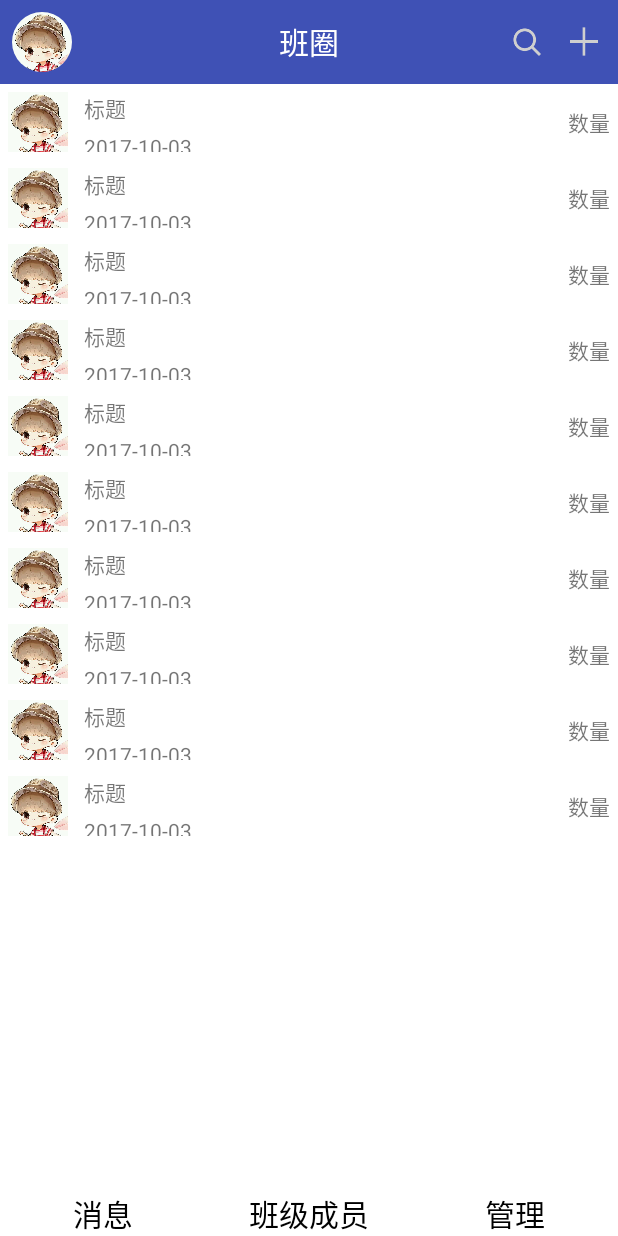
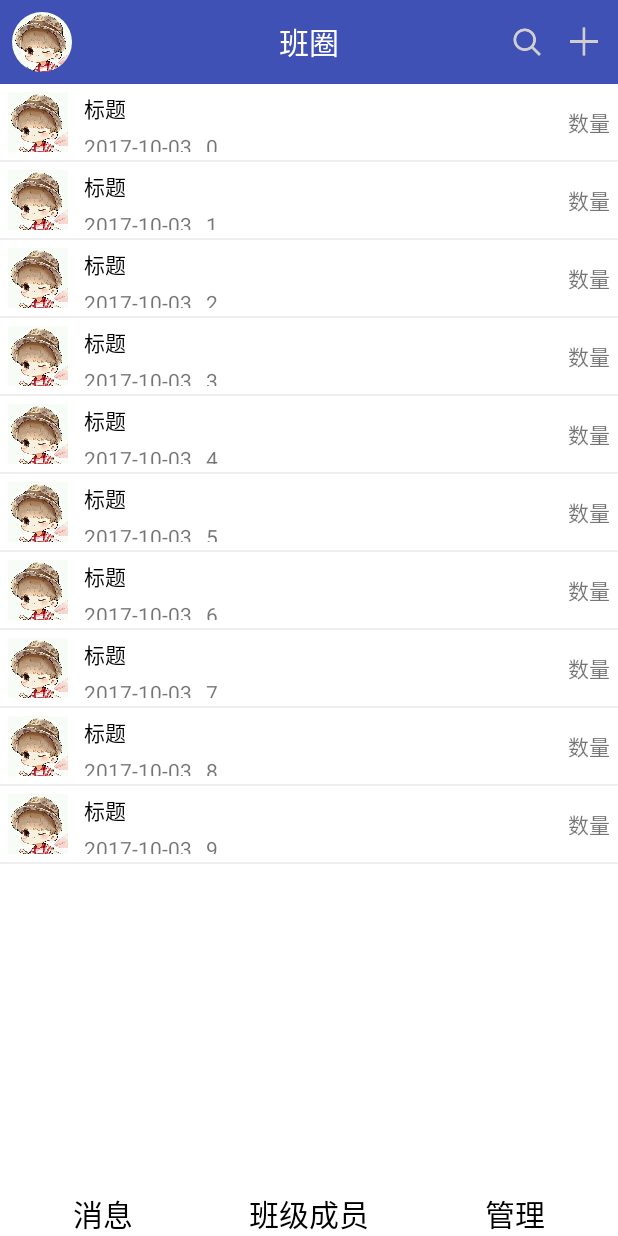
Before and after one commit to WJX2015/ClassManager, an Android app: the MessageFragment screen opened directly, with no data from a screen before it, on a phone screen of 412 x 824 dp. Run offline under Robolectric (Android 15) with nearby library versions, the phone set to English and light mode, and no system bars; our stand-ins replace CircleImageView; libraries missing offline, so code that uses them is left out: cn.bmob.v3, q.rorbin.badgeview; 2 statements that could not run were skipped.

Commit message:
消息界面的设计

```diff
--- a/app/build.gradle
+++ b/app/build.gradle
@@ -31,6 +31,7 @@ dependencies {
     compile 'com.github.bumptech.glide:glide:3.7.0'
     compile 'com.android.support:cardview-v7:25.3.1'
     compile 'cn.bmob.android:bmob-sdk:3.5.0'
+    compile 'q.rorbin:badgeview:1.1.3'
     compile 'com.android.support.constraint:constraint-layout:1.0.0-beta4'
     testCompile 'junit:junit:4.12'
 }
--- a/app/src/main/java/wjx/classmanager/activity/MainActivity.java
+++ b/app/src/main/java/wjx/classmanager/activity/MainActivity.java
@@ -9,8 +9,6 @@ import android.widget.FrameLayout;
 import android.widget.RadioGroup;
 import android.widget.RelativeLayout;
 
-import com.hyphenate.chat.EMClient;
-
 import wjx.classmanager.R;
 import wjx.classmanager.fragment.FragmentFactory;
 import wjx.classmanager.fragment.ManageFragment;
@@ -19,12 +17,15 @@ import wjx.classmanager.fragment.NotifyFragment;
 import wjx.classmanager.widget.SlideMenu;
 import wjx.classmanager.widget.TitleBar;
 
+import static wjx.classmanager.model.Constant.FragmentType.CREATE_MANAGE;
+import static wjx.classmanager.model.Constant.FragmentType.CREATE_MESSAGE;
+import static wjx.classmanager.model.Constant.FragmentType.CREATE_NOTIFY;
+import static wjx.classmanager.model.Constant.FragmentType.FRAGMENT_COUNT;
+import static wjx.classmanager.model.Constant.FragmentType.FRAGMENT_MANAGE;
+import static wjx.classmanager.model.Constant.FragmentType.FRAGMENT_MSG;
+import static wjx.classmanager.model.Constant.FragmentType.FRAGMENT_NOTIFY;
+
 public class MainActivity extends BaseActivity implements View.OnClickListener{
-
-    private static final int FRAGMENT_MSG=0;
-    private static final int FRAGMENT_NOTIFY=1;
-    private static final int FRAGMENT_MANAGE=2;
-    private static final int FRAGMENT_COUNT=3;
 
     private SlideMenu mSlideMenu;
     private TitleBar mTitleBar;
@@ -78,9 +79,9 @@ public class MainActivity extends BaseActivity implements View.OnClickListener{
         mTransaction =mFragmentManager.beginTransaction();
 
         //创建Fragment
-        MessageFragment messageFragment = (MessageFragment) FragmentFactory.getFragment(FragmentFactory.MESSAGE);
-        NotifyFragment notifyFragment = (NotifyFragment) FragmentFactory.getFragment(FragmentFactory.NOTIFY);
-        ManageFragment manageFragment = (ManageFragment) FragmentFactory.getFragment(FragmentFactory.MANAGE);
+        MessageFragment messageFragment = (MessageFragment) FragmentFactory.getFragment(CREATE_MESSAGE);
+        NotifyFragment notifyFragment = (NotifyFragment) FragmentFactory.getFragment(CREATE_NOTIFY);
+        ManageFragment manageFragment = (ManageFragment) FragmentFactory.getFragment(CREATE_MANAGE);
 
         //管理Fragment
         mFragments = new Fragment[FRAGMENT_COUNT];
--- a/app/src/main/java/wjx/classmanager/fragment/FragmentFactory.java
+++ b/app/src/main/java/wjx/classmanager/fragment/FragmentFactory.java
@@ -1,28 +1,27 @@
 package wjx.classmanager.fragment;
 
 import android.support.v4.app.Fragment;
+
+import static wjx.classmanager.model.Constant.FragmentType.CREATE_MANAGE;
+import static wjx.classmanager.model.Constant.FragmentType.CREATE_MESSAGE;
+import static wjx.classmanager.model.Constant.FragmentType.CREATE_NOTIFY;
 
 /**
  * Created by wjx on 2017/10/3.
  */
 
 public class FragmentFactory {
-
-    public static final String MANAGE="manage_fragment";
-    public static final String MESSAGE="message_fragment";
-    public static final String NOTIFY="notify_fragment";
-
     /**
      * 获取一个碎片
      * @return
      */
     public static Fragment getFragment(String key){
         switch (key){
-            case MANAGE:
+            case CREATE_MANAGE:
                 return new ManageFragment();
-            case MESSAGE:
+            case CREATE_MESSAGE:
                 return new MessageFragment();
-            case NOTIFY:
+            case CREATE_NOTIFY:
                 return new NotifyFragment();
         }
         return null;
--- a/app/src/main/java/wjx/classmanager/fragment/MessageFragment.java
+++ b/app/src/main/java/wjx/classmanager/fragment/MessageFragment.java
@@ -9,7 +9,6 @@ import java.util.List;
 import wjx.classmanager.R;
 import wjx.classmanager.adapter.MessageAdapter;
 import wjx.classmanager.model.Message;
-import wjx.classmanager.widget.RecycleViewDivider;
 
 /**
  * Created by wjx on 2017/9/16.
@@ -42,7 +41,7 @@ public class MessageFragment extends BaseFragment{
             Message message=new Message();
             message.setIcon(R.drawable.title_bar_icon);
             message.setTitle("标题");
-            message.setTime("2017-10-03");
+            message.setTime("2017-10-03"+"  ,"+i);
             mMessages.add(message);
         }
     }
--- a/app/src/main/java/wjx/classmanager/widget/MessageItemView.java
+++ b/app/src/main/java/wjx/classmanager/widget/MessageItemView.java
@@ -6,9 +6,12 @@ import android.util.AttributeSet;
 import android.view.LayoutInflater;
 import android.view.View;
 import android.widget.ImageView;
+import android.widget.LinearLayout;
 import android.widget.RelativeLayout;
 import android.widget.TextView;
 
+import q.rorbin.badgeview.Badge;
+import q.rorbin.badgeview.QBadgeView;
 import wjx.classmanager.R;
 import wjx.classmanager.model.Message;
 
@@ -16,12 +19,15 @@ import wjx.classmanager.model.Message;
  * Created by wjx on 2017/10/3.
  */
 
-public class MessageItemView extends RelativeLayout {
+public class MessageItemView extends RelativeLayout implements Badge.OnDragStateChangedListener,View.OnClickListener{
 
     private ImageView mIcon;    //图标
     private TextView mTitle;    //消息标题
     private TextView mTime;     //发布时间
     private TextView mCount;    //消息数量
+
+    private Badge mQBadgeView;
+    private LinearLayout mLinearLayout;
 
     public MessageItemView(Context context) {
         this(context,null);
@@ -30,6 +36,7 @@ public class MessageItemView extends RelativeLayout {
     public MessageItemView(Context context, @Nullable AttributeSet attrs) {
         super(context, attrs);
         initView(context);
+        initListener();
     }
 
     private void initView(Context context) {
@@ -38,6 +45,13 @@ public class MessageItemView extends RelativeLayout {
         mTitle = (TextView) view.findViewById(R.id.item_title);
         mTime = (TextView) view.findViewById(R.id.item_time);
         mCount = (TextView) view.findViewById(R.id.item_count);
+        mQBadgeView =new QBadgeView(context).bindTarget(mIcon).setBadgeNumber(5);
+        mLinearLayout = (LinearLayout) view.findViewById(R.id.item_msg_ll);
+    }
+
+    private void initListener() {
+        mQBadgeView.setOnDragStateChangedListener(this);
+        //mLinearLayout.setOnClickListener(this);
     }
 
     public void bindView(Message message){
@@ -46,4 +60,17 @@ public class MessageItemView extends RelativeLayout {
         mTime.setText(message.getTime());
         //mCount
     }
+
+    @Override
+    public void onDragStateChanged(int dragState, Badge badge, View targetView) {
+        switch (dragState){
+        }
+    }
+
+    @Override
+    public void onClick(View v) {
+        int number=mQBadgeView.getBadgeNumber();
+        number++;
+        mQBadgeView.setBadgeNumber(number);
+    }
 }
--- a/app/src/main/res/layout/item_msg.xml
+++ b/app/src/main/res/layout/item_msg.xml
@@ -1,10 +1,15 @@
 <?xml version="1.0" encoding="utf-8"?>
 <LinearLayout xmlns:android="http://schemas.android.com/apk/res/android"
+              android:orientation="vertical"
               android:layout_width="match_parent"
-              android:layout_height="wrap_content"
-              android:orientation="horizontal">
+              android:layout_height="wrap_content">
+    <LinearLayout
+        android:id="@+id/item_msg_ll"
+        android:orientation="horizontal"
+        android:layout_width="match_parent"
+        android:layout_height="wrap_content">
 
-    <ImageView
+        <ImageView
         android:layout_margin="5dp"
         android:id="@+id/item_icon"
         android:layout_width="40dp"
@@ -20,6 +25,8 @@
         <TextView
             android:id="@+id/item_title"
             android:text="消息标题"
+            android:textSize="14sp"
+            android:textColor="@android:color/black"
             android:layout_marginBottom="5dp"
             android:layout_width="wrap_content"
             android:layout_height="wrap_content"/>
@@ -38,5 +45,10 @@
         android:id="@+id/item_count"
         android:layout_width="wrap_content"
         android:layout_height="wrap_content"/>
+    </LinearLayout>
 
+    <View
+        android:background="@color/bg_gray"
+        android:layout_width="match_parent"
+        android:layout_height="1dp"/>
 </LinearLayout>
```
Also changed, not shown: app/src/main/java/wjx/classmanager/adapter/MessageAdapter.java (+15 -1 lines), app/src/main/java/wjx/classmanager/model/Constant.java (+27 -3 lines), app/src/main/java/wjx/classmanager/model/Message.java (+9 -0 lines).
